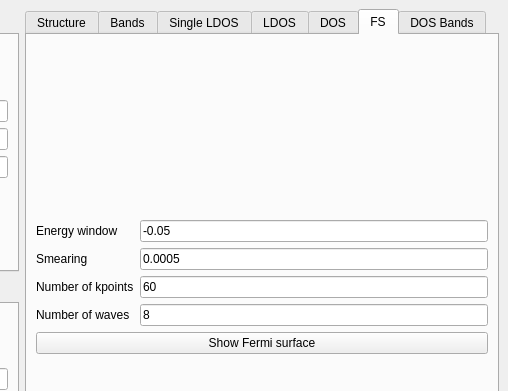
Before: the Qt Designer form development/interface-pyqt/tbg/interface.ui in joselado/quantum-honeycomp, drawn with Qt 5; both pictures show x 465 to 973 and y 0 to 391 of the 973 by 600 pixel window.
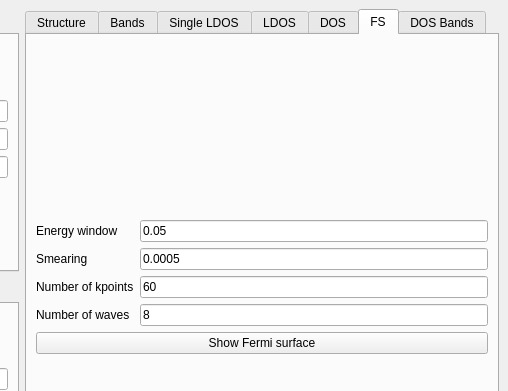
After: the same form once the commit is applied. The open tabs and pages were chosen to show the change.

What changed in the file:
```diff
--- a/development/interface-pyqt/tbg/interface.ui
+++ b/development/interface-pyqt/tbg/interface.ui
@@ -497,7 +497,7 @@
           <item row="0" column="1">
            <widget class="QLineEdit" name="fs_ewindow">
             <property name="text">
-             <string>-0.05</string>
+             <string>0.05</string>
             </property>
            </widget>
           </item>
```
